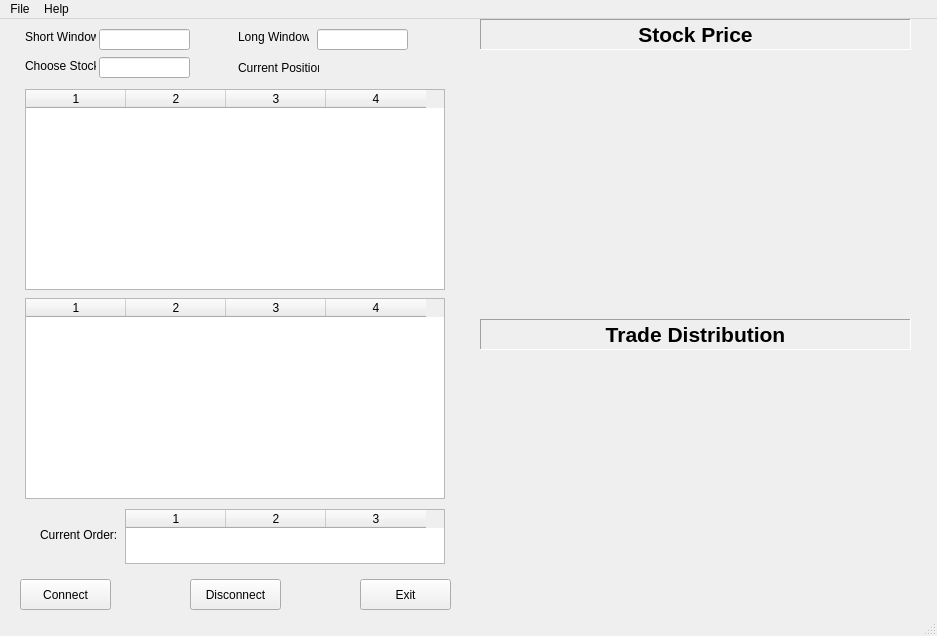
Old version of the form IBTradingApp.ui in the repository mkralis123/IB-API-Trading-System.
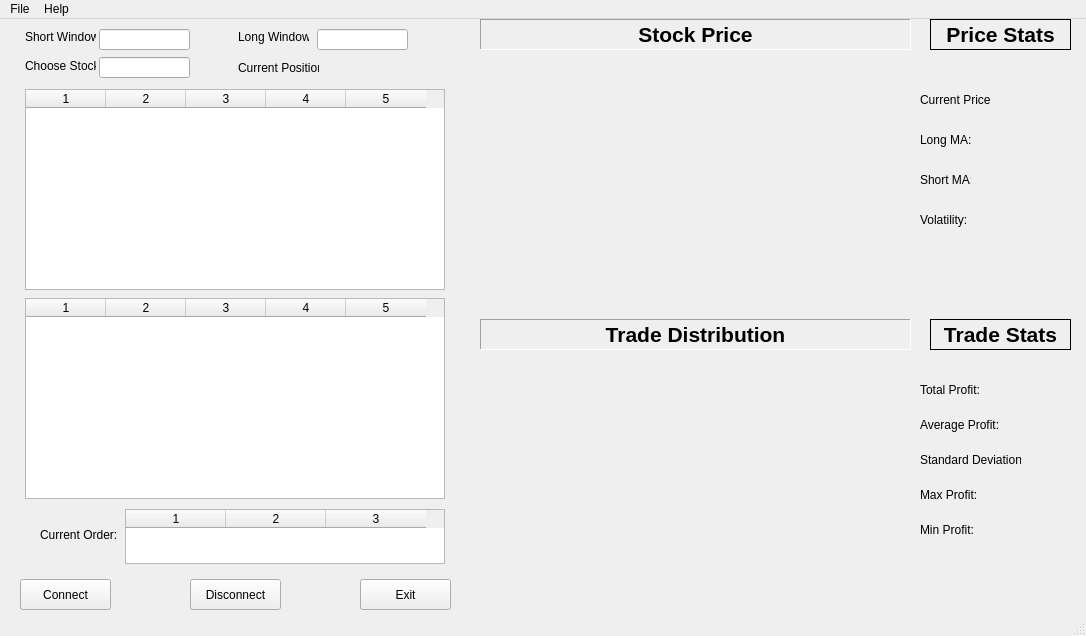
New version of the form. Icons and pictures are not drawn. Custom widgets are drawn as their Qt base class.

The edit to the form file:
```diff
--- a/IBTradingApp.ui
+++ b/IBTradingApp.ui
@@ -6,7 +6,7 @@
    <rect>
     <x>0</x>
     <y>0</y>
-    <width>937</width>
+    <width>1086</width>
     <height>636</height>
    </rect>
   </property>
@@ -147,8 +147,12 @@
      <bool>true</bool>
     </property>
     <property name="columnCount">
-     <number>4</number>
+     <number>5</number>
     </property>
+    <attribute name="horizontalHeaderDefaultSectionSize">
+     <number>80</number>
+    </attribute>
+    <column/>
     <column/>
     <column/>
     <column/>
@@ -170,8 +174,12 @@
      <bool>true</bool>
     </property>
     <property name="columnCount">
-     <number>4</number>
+     <number>5</number>
     </property>
+    <attribute name="horizontalHeaderDefaultSectionSize">
+     <number>80</number>
+    </attribute>
+    <column/>
     <column/>
     <column/>
     <column/>
@@ -312,13 +320,299 @@
      <string>Current Order:</string>
     </property>
    </widget>
+   <widget class="QLabel" name="priceStatslbl">
+    <property name="geometry">
+     <rect>
+      <x>930</x>
+      <y>0</y>
+      <width>141</width>
+      <height>31</height>
+     </rect>
+    </property>
+    <property name="font">
+     <font>
+      <pointsize>16</pointsize>
+      <weight>75</weight>
+      <bold>true</bold>
+     </font>
+    </property>
+    <property name="frameShape">
+     <enum>QFrame::Panel</enum>
+    </property>
+    <property name="text">
+     <string>Price Stats</string>
+    </property>
+    <property name="alignment">
+     <set>Qt::AlignCenter</set>
+    </property>
+   </widget>
+   <widget class="QLabel" name="currentPricelbl">
+    <property name="geometry">
+     <rect>
+      <x>920</x>
+      <y>70</y>
+      <width>71</width>
+      <height>21</height>
+     </rect>
+    </property>
+    <property name="text">
+     <string>Current Price:</string>
+    </property>
+   </widget>
+   <widget class="QLabel" name="longMAlbl">
+    <property name="geometry">
+     <rect>
+      <x>920</x>
+      <y>110</y>
+      <width>51</width>
+      <height>21</height>
+     </rect>
+    </property>
+    <property name="text">
+     <string>Long MA:</string>
+    </property>
+   </widget>
+   <widget class="QLabel" name="shortMAlbl">
+    <property name="geometry">
+     <rect>
+      <x>920</x>
+      <y>150</y>
+      <width>51</width>
+      <height>21</height>
+     </rect>
+    </property>
+    <property name="text">
+     <string>Short MA:</string>
+    </property>
+   </widget>
+   <widget class="QLabel" name="tradeStatslbl">
+    <property name="geometry">
+     <rect>
+      <x>930</x>
+      <y>300</y>
+      <width>141</width>
+      <height>31</height>
+     </rect>
+    </property>
+    <property name="font">
+     <font>
+      <pointsize>16</pointsize>
+      <weight>75</weight>
+      <bold>true</bold>
+     </font>
+    </property>
+    <property name="frameShape">
+     <enum>QFrame::Panel</enum>
+    </property>
+    <property name="text">
+     <string>Trade Stats</string>
+    </property>
+    <property name="alignment">
+     <set>Qt::AlignCenter</set>
+    </property>
+   </widget>
+   <widget class="QLabel" name="totalProfitlbl">
+    <property name="geometry">
+     <rect>
+      <x>920</x>
+      <y>360</y>
+      <width>61</width>
+      <height>21</height>
+     </rect>
+    </property>
+    <property name="text">
+     <string>Total Profit: </string>
+    </property>
+   </widget>
+   <widget class="QLabel" name="avgProfitlbl">
+    <property name="geometry">
+     <rect>
+      <x>920</x>
+      <y>395</y>
+      <width>81</width>
+      <height>21</height>
+     </rect>
+    </property>
+    <property name="text">
+     <string>Average Profit: </string>
+    </property>
+   </widget>
+   <widget class="QLabel" name="stdlbl">
+    <property name="geometry">
+     <rect>
+      <x>920</x>
+      <y>430</y>
+      <width>101</width>
+      <height>21</height>
+     </rect>
+    </property>
+    <property name="text">
+     <string>Standard Deviation:</string>
+    </property>
+   </widget>
+   <widget class="QLabel" name="maxProfitlbl">
+    <property name="geometry">
+     <rect>
+      <x>920</x>
+      <y>465</y>
+      <width>61</width>
+      <height>21</height>
+     </rect>
+    </property>
+    <property name="text">
+     <string>Max Profit:</string>
+    </property>
+   </widget>
+   <widget class="QLabel" name="minProfitlbl">
+    <property name="geometry">
+     <rect>
+      <x>920</x>
+      <y>500</y>
+      <width>61</width>
+      <height>21</height>
+     </rect>
+    </property>
+    <property name="text">
+     <string>Min Profit:</string>
+    </property>
+   </widget>
+   <widget class="QLabel" name="totalProfit">
+    <property name="geometry">
+     <rect>
+      <x>1025</x>
+      <y>360</y>
+      <width>51</width>
+      <height>21</height>
+     </rect>
+    </property>
+    <property name="text">
+     <string/>
+    </property>
+   </widget>
+   <widget class="QLabel" name="avgProfit">
+    <property name="geometry">
+     <rect>
+      <x>1025</x>
+      <y>395</y>
+      <width>51</width>
+      <height>21</height>
+     </rect>
+    </property>
+    <property name="text">
+     <string/>
+    </property>
+   </widget>
+   <widget class="QLabel" name="std">
+    <property name="geometry">
+     <rect>
+      <x>1025</x>
+      <y>430</y>
+      <width>51</width>
+      <height>21</height>
+     </rect>
+    </property>
+    <property name="text">
+     <string/>
+    </property>
+   </widget>
+   <widget class="QLabel" name="maxProfit">
+    <property name="geometry">
+     <rect>
+      <x>1025</x>
+      <y>465</y>
+      <width>51</width>
+      <height>21</height>
+     </rect>
+    </property>
+    <property name="text">
+     <string/>
+    </property>
+   </widget>
+   <widget class="QLabel" name="minProfit">
+    <property name="geometry">
+     <rect>
+      <x>1025</x>
+      <y>500</y>
+      <width>51</width>
+      <height>21</height>
+     </rect>
+    </property>
+    <property name="text">
+     <string/>
+    </property>
+   </widget>
+   <widget class="QLabel" name="shortMA">
+    <property name="geometry">
+     <rect>
+      <x>1025</x>
+      <y>150</y>
+      <width>51</width>
+      <height>21</height>
+     </rect>
+    </property>
+    <property name="text">
+     <string/>
+    </property>
+   </widget>
+   <widget class="QLabel" name="longMA">
+    <property name="geometry">
+     <rect>
+      <x>1025</x>
+      <y>110</y>
+      <width>51</width>
+      <height>21</height>
+     </rect>
+    </property>
+    <property name="text">
+     <string/>
+    </property>
+   </widget>
+   <widget class="QLabel" name="currentPrice">
+    <property name="geometry">
+     <rect>
+      <x>1025</x>
+      <y>70</y>
+      <width>51</width>
+      <height>21</height>
+     </rect>
+    </property>
+    <property name="text">
+     <string/>
+    </property>
+   </widget>
+   <widget class="QLabel" name="vol">
+    <property name="geometry">
+     <rect>
+      <x>1025</x>
+      <y>190</y>
+      <width>51</width>
+      <height>21</height>
+     </rect>
+    </property>
+    <property name="text">
+     <string/>
+    </property>
+   </widget>
+   <widget class="QLabel" name="vollbl">
+    <property name="geometry">
+     <rect>
+      <x>920</x>
+      <y>190</y>
+      <width>51</width>
+      <height>21</height>
+     </rect>
+    </property>
+    <property name="text">
+     <string>Volatility:</string>
+    </property>
+   </widget>
   </widget>
   <widget class="QMenuBar" name="menubar">
    <property name="geometry">
     <rect>
      <x>0</x>
      <y>0</y>
-     <width>937</width>
+     <width>1086</width>
      <height>21</height>
     </rect>
    </property>
```
Left out of the diff: 12 changed lines with no effect on the pictures.
